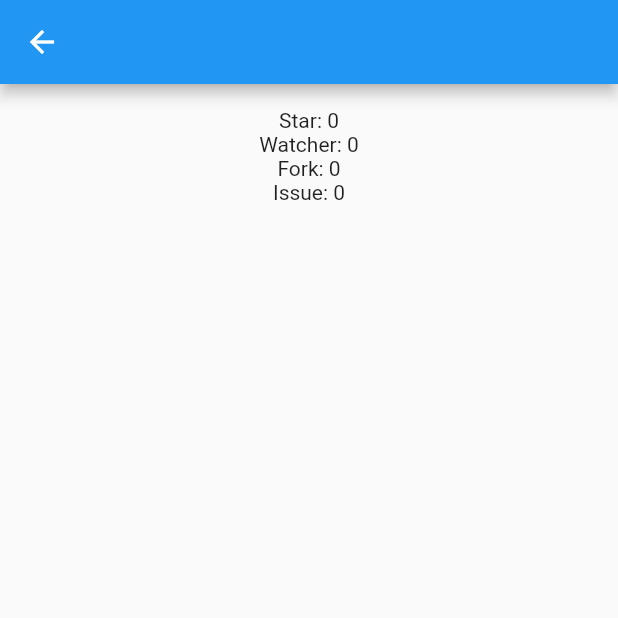
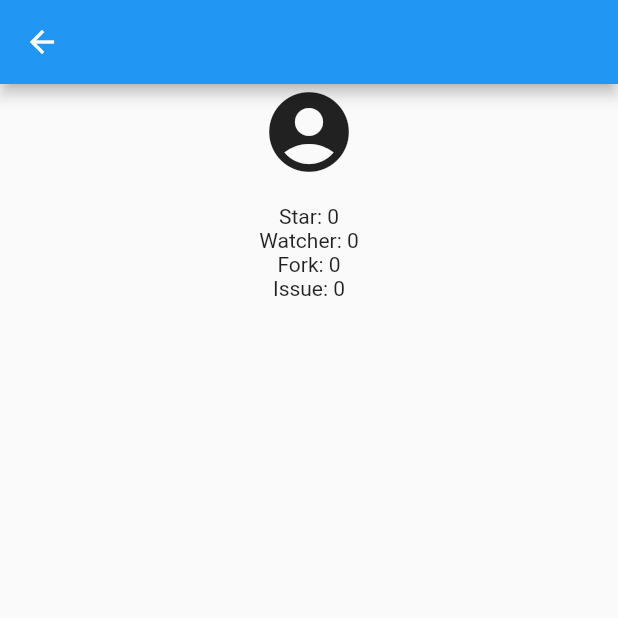
Before and after one commit to icoriha/gethub, a Flutter app: the DetailPage screen opened directly with empty values, on a phone screen of 412 x 824 dp, the top half of it. Run offline on Flutter 3.47's test engine with Material 2 defaults, Android fonts, the phone set to English and light mode, and no system bars; our stand-ins replace flutter_riverpod, freezed_annotation.

Commit message:
詳細画面でリポジトリのオーナーのアイコンを表示する

```diff
--- a/lib/ui/page/detail_page.dart
+++ b/lib/ui/page/detail_page.dart
@@ -14,6 +14,7 @@ class DetailPage extends StatelessWidget {
           child: Column(
             crossAxisAlignment: CrossAxisAlignment.center,
             children: [
+              _Avatar(repo.ownerAvatarUrl),
               Text(repo.projectLanguage),
               Text('Star: ${repo.starsCount}'),
               Text('Watcher: ${repo.watchersCount}'),
@@ -26,3 +27,19 @@ class DetailPage extends StatelessWidget {
     );
   }
 }
+
+class _Avatar extends StatelessWidget {
+  const _Avatar(this.iconUrl, {Key? key}) : super(key: key);
+  final String iconUrl;
+
+  @override
+  Widget build(BuildContext context) {
+    // ダミーアイコン
+    if (iconUrl.isEmpty) return const Icon(Icons.account_circle, size: 64);
+
+    return CircleAvatar(
+      radius: 32,
+      backgroundImage: NetworkImage(iconUrl),
+    );
+  }
+}
```
